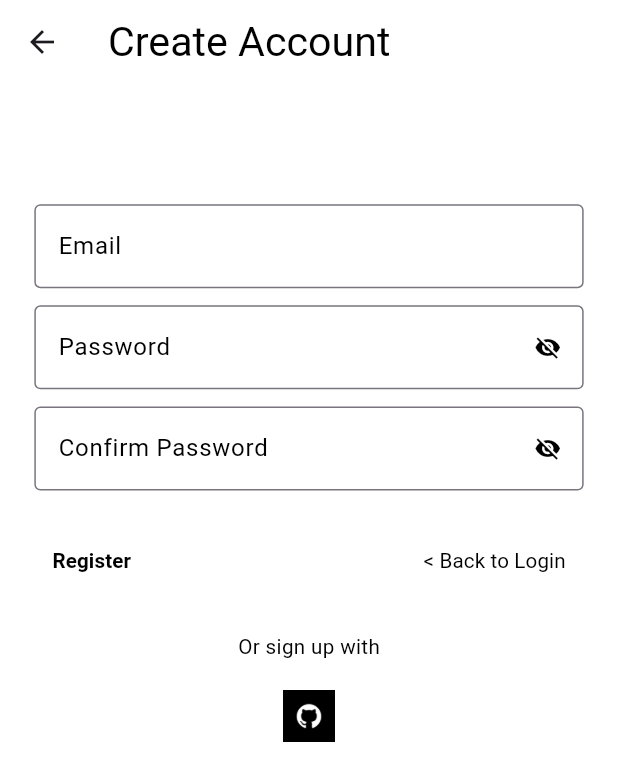
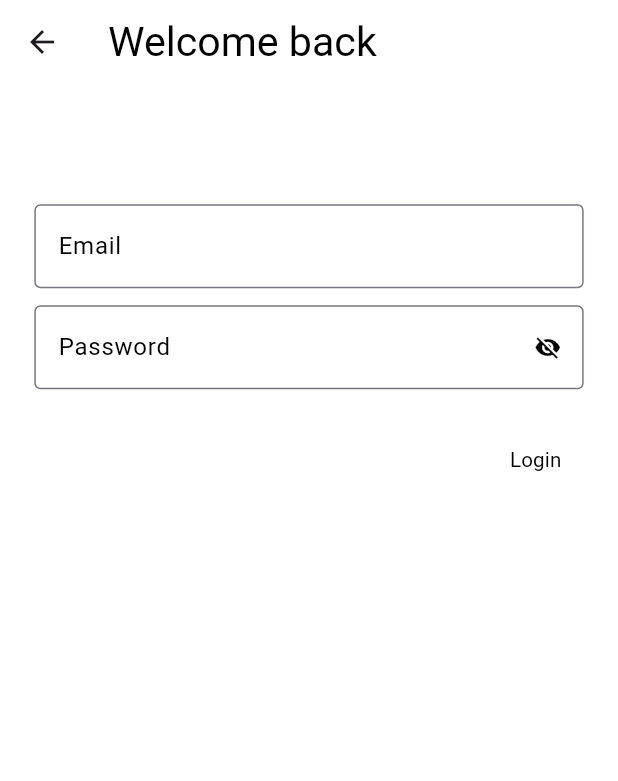
Before and after one commit to OkoroaforKelechiDivine/nzinger, a Flutter app: the RegisterScreen screen opened directly, after a tap on "< Back to Login", on a phone screen of 412 x 824 dp. Shown: the top 781 px of the screen. Run offline on Flutter 3.47's test engine with Material 3 defaults, Android fonts, the phone set to English and light mode, and no system bars; drawn by our look-alikes of overlay_support; our stand-ins replace flutter_screenutil, get_it, stacked, supabase_flutter; accounts and stored records are empty; statements that could not run were skipped.

```diff
--- a/lib/default_settings/app_text/app_text.dart
+++ b/lib/default_settings/app_text/app_text.dart
@@ -1,5 +1,5 @@
 import 'package:flutter/material.dart';
-import 'package:nzinga/app_theme/font_manager.dart';
+import 'package:nzinga/app_themes/font_manager.dart';
 
 class AppText extends StatelessWidget {
   final String text;
--- a/lib/default_settings/app_text_field/app_text_field.dart
+++ b/lib/default_settings/app_text_field/app_text_field.dart
@@ -1,6 +1,6 @@
 import 'package:flutter/material.dart';
-import 'package:nzinga/app_theme/font_manager.dart';
-import 'package:nzinga/app_theme/theme_manager.dart';
+import 'package:nzinga/app_themes/font_manager.dart';
+import 'package:nzinga/app_themes/theme_manager.dart';
 
 class AppTextField extends StatefulWidget {
   final String labelText;
--- a/lib/main.dart
+++ b/lib/main.dart
@@ -1,6 +1,6 @@
 import 'package:flutter/material.dart';
 import 'package:nzinga/app.dart';
-import 'package:nzinga/core/locator/locator.dart';
+import 'package:nzinga/cores/locator/locator.dart';
 import 'package:supabase_flutter/supabase_flutter.dart';
 
 void main() async {
--- a/lib/services/auth_service.dart
+++ b/lib/services/auth_service.dart
@@ -1,50 +1,56 @@
-import 'package:nzinga/core/locator/locator.dart';
+import 'package:nzinga/cores/locator/locator.dart';
+import 'package:nzinga/views/auth/verify/verify.dart';
 import 'package:supabase_flutter/supabase_flutter.dart';
 
 class AuthService {
   final SupabaseClient _supabaseClient = Supabase.instance.client;
 
-  Future<void> signUpWithGitHub() async {
+  // Future<void> signUpWithGitHub() async {
+  //   try {
+  //     final bool result = await _supabaseClient.auth.signInWithOAuth(
+  //       Provider.github,
+  //       redirectTo: "http://schemas.android.com/apk/res/android"
+  //     );
+  //     snackbarService.success(message: "Account successfully signed in created with Github");
+  //     navigationService.pushAndRemoveUntil(VerifyScreen());
+  //   } on AuthException catch (authError) {
+  //     snackbarService.error(message: authError.message);
+  //   } catch (error) {
+  //     snackbarService.error(message: error.toString());
+  //   }
+  // }
+
+  //   Future<void> signUpWithGitHub() async {
+  //   try {
+  //     final bool result = await _supabaseClient.auth.signInWithOAuth(
+  //       Provider.github,
+  //     );
+  //     if (!result) {
+  //       snackbarService.error(message: 'Error signing in with GitHub');
+  //       return;
+  //     }
+  //     User? currentUser = _supabaseClient.auth.currentUser;
+  //     if (currentUser != null) {
+  //       snackbarService.success(message: 'Account Created Successfully');
+  //       return;
+  //     }
+  //     else {
+  //       snackbarService.error(message: 'Error: Current user not available after sign-in');
+  //     }
+  //   } catch (error) {
+  //     snackbarService.error(message: 'Error signing in with GitHub: $error');
+  //   }
+  // }
+
+ Future<void> signUpWithEmailPassword(String email, String password) async {
     try {
-      final bool result = await _supabaseClient.auth.signInWithOAuth(
-        Provider.github,
-      );
-
-      if (!result) {
-        snackbarService.error(message: 'Error signing in with GitHub');
-        return;
-      }
-
-      User? currentUser = _supabaseClient.auth.currentUser;
-      if (currentUser != null) {
-        snackbarService.success(message: 'Account Created Successfully');
-        return;
-      }
-      else {
-        snackbarService.error(message: 'Error: Current user not available after sign-in');
-      }
+      await _supabaseClient.auth.signUp(email: email, password: password);
+      snackbarService.success(message: 'Account Created Successfully');
+      navigationService.pushAndRemoveUntil(const VerifyScreen());
+    } on AuthException catch (authError) {
+      snackbarService.error(message: authError.message);
     } catch (error) {
-      snackbarService.error(message: 'Error signing in with GitHub: $error');
+      snackbarService.error(message: error.toString());
     }
   }
-
-  Future<void> signUpWithEmailPassword(String email, String password) async {
-    try {
-      final response = await _supabaseClient.auth.signUp(email: email, password: password);
-      User? currentUser = _supabaseClient.auth.currentUser;
-      if (currentUser != null) {
-        snackbarService.success(message: 'Account created successfully');
-        return;
-      }
-      else {
-        snackbarService.error(message: 'Error: Current user not available after sign-in');
-      }
-
-    } on AuthException catch (authError) {
-      snackbarService.error(message: 'Error signing up: ${authError.message}');
-    } catch (error) {
-      snackbarService.error(message: 'Error signing up: $error');
-    }
-  }
-
 }
--- /dev/null
+++ b/lib/view_models/login/login_viewmodel.dart
@@ -0,0 +1,19 @@
+import 'package:flutter/material.dart';
+import 'package:nzinga/cores/locator/locator.dart';
+import 'package:nzinga/services/auth_service.dart';
+import 'package:stacked/stacked.dart';
+
+class LoginViewmodel extends BaseViewModel{
+  final TextEditingController email = TextEditingController();
+  final TextEditingController password = TextEditingController();
+  final AuthService _authService = AuthService();
+
+
+  Future<void>signin() async {
+     if (email.text.isEmpty || password.text.isEmpty) {
+      snackbarService.error(message: 'Please fill in all fields');
+      return;
+    }
+    // await _authService.signInWithEmailPassword(email.text, password.text);
+  }
+}
--- a/lib/view_model/splash/splash_viewmodel.dart
+++ b/lib/view_models/splash/splash_viewmodel.dart
@@ -1,5 +1,5 @@
-import 'package:nzinga/core/locator/locator.dart';
-import 'package:nzinga/view/intro/intro_screen.dart';
+import 'package:nzinga/cores/locator/locator.dart';
+import 'package:nzinga/views/intro/intro_screen.dart';
 import 'package:stacked/stacked.dart';
 
 class SplashScreenViewModel extends BaseViewModel {
--- a/lib/view/auth/register/register_screen.dart
+++ b/lib/views/auth/login/login_screen.dart
@@ -1,25 +1,24 @@
 import 'package:flutter/material.dart';
 import 'package:flutter_screenutil/flutter_screenutil.dart';
-import 'package:nzinga/app_theme/font_manager.dart';
+import 'package:nzinga/app_themes/font_manager.dart';
 import 'package:nzinga/default_settings/app_text/app_text.dart';
 import 'package:nzinga/default_settings/app_text_field/app_text_field.dart';
-import 'package:nzinga/view/auth/widget/auth_text_buttons.dart';
-import 'package:nzinga/view/auth/widget/sign_in_options.dart';
-import 'package:nzinga/view_model/register/register_screen_viewmodel.dart';
+import 'package:nzinga/views/auth/widget/auth_text_buttons.dart';
+import 'package:nzinga/view_models/login/login_viewmodel.dart';
 import 'package:stacked/stacked.dart';
 
-class RegisterScreen extends StatelessWidget {
-  const RegisterScreen({super.key});
+class LoginScreen extends StatelessWidget {
+  const LoginScreen({super.key});
 
   @override
   Widget build(BuildContext context) {
     return ViewModelBuilder.reactive(
-      viewModelBuilder: () => RegisterScreenViewModel(),
+      viewModelBuilder: () => LoginViewmodel(),
       builder: (context, model, child) {
         return Scaffold(
           appBar: AppBar(
             title: AppText(
-              text: 'Create Account',
+              text: 'Welcome back',
               fontSize: AppFontSize.s24.sp,
             ),
           ),
@@ -39,19 +38,13 @@ class RegisterScreen extends StatelessWidget {
                     controller: model.password,
                     obscureText: true,
                   ),
-                  SizedBox(height: 10.sp),
-                  AppTextField(
-                    labelText: 'Confirm Password',
-                    obscureText: true,
-                    controller: model.confirmPassword,
+                  SizedBox(height: 20.sp),
+                  AuthTextButtons(
+                    backToLoginText: "Login",
+                    onBackToLoginPressed: model.signin,
                   ),
                   SizedBox(height: 20.sp),
-                  AuthTextButtons(
-                    onRegisterPressed: model.signUp,
-                    onBackToLoginPressed: () {},
-                  ),
-                  SizedBox(height: 20.sp),
-                  SignInWithOptions(),
+                  // SignInWithOptions(),
                 ],
               ),
             ),
--- /dev/null
+++ b/lib/views/auth/register/register_screen.dart
@@ -0,0 +1,71 @@
+import 'package:flutter/material.dart';
+import 'package:flutter_screenutil/flutter_screenutil.dart';
+import 'package:nzinga/app_themes/font_manager.dart';
+import 'package:nzinga/cores/locator/locator.dart';
+import 'package:nzinga/default_settings/app_text/app_text.dart';
+import 'package:nzinga/default_settings/app_text_field/app_text_field.dart';
+import 'package:nzinga/services/auth_service.dart';
+import 'package:nzinga/view_models/register/register_viewmodel.dart';
+import 'package:nzinga/views/auth/login/login_screen.dart';
+import 'package:nzinga/views/auth/widget/auth_text_buttons.dart';
+import 'package:stacked/stacked.dart';
+
+class RegisterScreen extends StatelessWidget {
+  const RegisterScreen({super.key});
+
+  @override
+  Widget build(BuildContext context) {
+    return ViewModelBuilder.reactive(
+      viewModelBuilder: () => RegisterScreenViewModel(),
+      builder: (context, model, child) {
+        return Scaffold(
+          appBar: AppBar(
+            title: AppText(
+              text: 'Create Account',
+              fontSize: AppFontSize.s24.sp,
+            ),
+          ),
+          body: Center(
+            child: Padding(
+              padding: EdgeInsets.all(20.sp),
+              child: Column(
+                children: <Widget>[
+                  SizedBox(height: 50.sp),
+                  AppTextField(
+                    controller: model.email,
+                    labelText: 'Email',
+                  ),
+                  SizedBox(height: 10.sp),
+                  AppTextField(
+                    labelText: 'Password',
+                    controller: model.password,
+                    obscureText: true,
+                  ),
+                  SizedBox(height: 10.sp),
+                  AppTextField(
+                    labelText: 'Confirm Password',
+                    obscureText: true,
+                    controller: model.confirmPassword,
+                  ),
+                  SizedBox(height: 20.sp),
+                  AuthTextButtons(
+                    registerText: "Register",
+                    backToLoginText: "< Back to Login",
+                    onRegisterPressed: (){
+                      model.signUp();
+                    },
+                    onBackToLoginPressed: () {
+                      navigationService.pushReplacement(const LoginScreen());
+                    },
+                  ),
+                  // SizedBox(height: 20.sp),
+                  // SignInWithOptions(),
+                ],
+              ),
+            ),
+          ),
+        );
+      },
+    );
+  }
+}
--- a/lib/view/auth/widget/auth_text_buttons.dart
+++ b/lib/views/auth/widget/auth_text_buttons.dart
@@ -1,16 +1,22 @@
 import 'package:flutter/material.dart';
 import 'package:flutter_screenutil/flutter_screenutil.dart';
-import 'package:nzinga/app_theme/font_manager.dart';
+import 'package:nzinga/app_themes/font_manager.dart';
+import 'package:nzinga/cores/locator/locator.dart';
 import 'package:nzinga/default_settings/app_text/app_text.dart';
+import 'package:nzinga/views/auth/login/login_screen.dart';
 
 class AuthTextButtons extends StatelessWidget {
-  final VoidCallback onRegisterPressed;
-  final VoidCallback onBackToLoginPressed;
+  final VoidCallback? onRegisterPressed;
+  final VoidCallback? onBackToLoginPressed;
+  final String? registerText;
+  final String? backToLoginText;
 
   const AuthTextButtons({
     super.key,
-    required this.onRegisterPressed,
-    required this.onBackToLoginPressed,
+    this.onRegisterPressed,
+    this.onBackToLoginPressed,
+    this.registerText,
+    this.backToLoginText,
   });
 
   @override
@@ -18,18 +24,18 @@ class AuthTextButtons extends StatelessWidget {
     return Row(
       children: [
         TextButton(
-          onPressed: onRegisterPressed,
+          onPressed: onRegisterPressed ?? () {},
           child: AppText(
-            text: 'Register',
+            text: registerText ?? '',
             fontWeight: AppFontWeight.bold,
             fontSize: AppFontSize.s12.sp,
           ),
         ),
         const Spacer(),
         TextButton(
-          onPressed: onBackToLoginPressed,
+          onPressed: onBackToLoginPressed ?? () {},
           child: AppText(
-            text: '< Back to Login',
+            text: backToLoginText ?? '',
             fontSize: AppFontSize.s12.sp,
           ),
         ),
--- a/lib/view/auth/widget/sign_in_options.dart
+++ b/lib/views/auth/widget/sign_in_options.dart
@@ -1,6 +1,6 @@
 import 'package:flutter/material.dart';
 import 'package:flutter_screenutil/flutter_screenutil.dart';
-import 'package:nzinga/app_theme/font_manager.dart';
+import 'package:nzinga/app_themes/font_manager.dart';
 import 'package:nzinga/default_settings/app_text/app_text.dart';
 import 'package:nzinga/default_settings/constants/app_assets.dart';
 import 'package:nzinga/services/auth_service.dart';
@@ -31,7 +31,7 @@ class SignInWithOptions extends StatelessWidget {
               ),
               iconSize: 30.sp,
               onPressed: () async{
-                await _authService.signUpWithGitHub();
+                // await _authService.signUpWithGitHub();
               },
             ),
           ],
--- a/lib/view/splash/splash_screen.dart
+++ b/lib/views/splash/splash_screen.dart
@@ -1,8 +1,8 @@
 import 'package:flutter/material.dart';
 import 'package:flutter_screenutil/flutter_screenutil.dart';
-import 'package:nzinga/app_theme/font_manager.dart';
+import 'package:nzinga/app_themes/font_manager.dart';
 import 'package:nzinga/default_settings/app_text/app_text.dart';
-import 'package:nzinga/view_model/splash/splash_viewmodel.dart';
+import 'package:nzinga/view_models/splash/splash_viewmodel.dart';
 import 'package:stacked/stacked.dart';
 
 class SplashScreen extends StatelessWidget {
```
Also changed, not shown: lib/app.dart (+4 -4 lines), lib/services/snackbar.dart (+6 -10 lines), lib/view_models/register/register_viewmodel.dart (renamed from lib/view_model/register/register_screen_viewmodel.dart, +1 -13 lines), lib/views/intro/intro_screen.dart (renamed from lib/view/intro/intro_screen.dart, +8 -5 lines), lib/app_themes/font_manager.dart (renamed from lib/app_theme/font_manager.dart), lib/app_themes/theme_manager.dart (renamed from lib/app_theme/theme_manager.dart), lib/cores/icons/done_icon.dart (renamed from lib/core/icons/done_icon.dart), lib/cores/locator/locator.dart (renamed from lib/core/locator/locator.dart), lib/views/auth/verify/verify.dart (renamed from lib/view/auth/verify/verify.dart), pubspec.lock, 1 other file.
